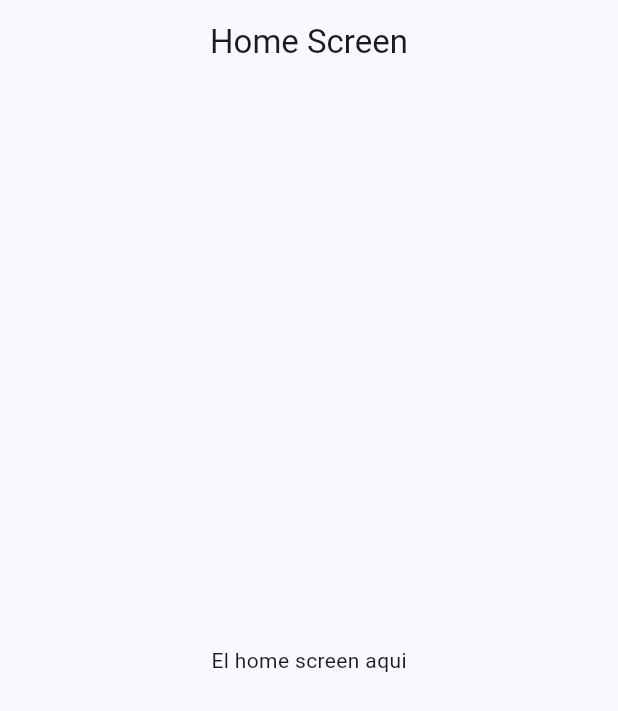
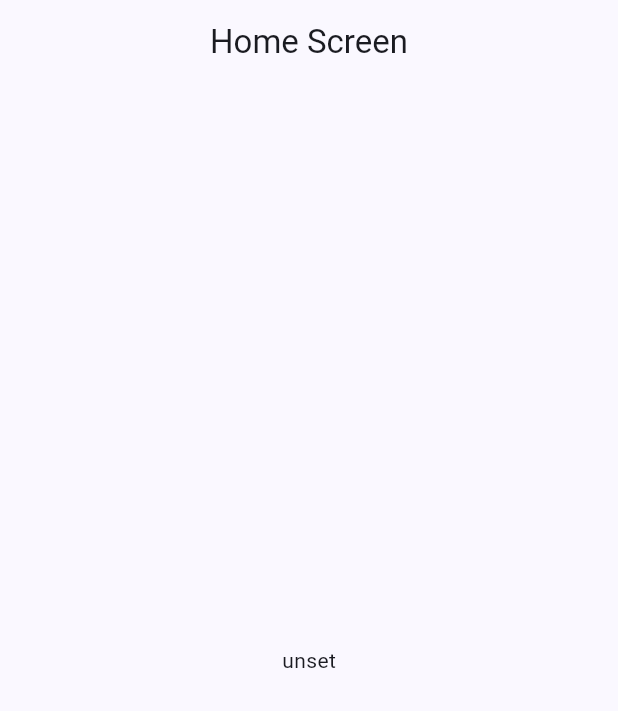
Before and after one commit to josel0909/cinemapedia, a Flutter app: the screen it shows after launch, on a phone screen of 412 x 824 dp. Shown: the top 711 px of the screen. Run offline on Flutter 3.47's test engine with Material 3 defaults, Android fonts, the phone set to English and light mode, and no system bars; our stand-ins replace flutter_dotenv, go_router.

```diff
--- /dev/null
+++ b/lib/config/constants/enviroment.dart
@@ -0,0 +1,5 @@
+import 'package:flutter_dotenv/flutter_dotenv.dart';
+
+class Enviroment {
+  static String movieDbKey = dotenv.env['THE_MOVIEDB_KEY']?? 'No ha definido key en THE_MOVIEDB_KEY';
+}
--- a/lib/main.dart
+++ b/lib/main.dart
@@ -2,8 +2,10 @@ import 'package:flutter/material.dart';
 
 import 'package:cinemapedia/config/router/app_router.dart';
 import 'package:cinemapedia/config/theme/app_theme.dart';
+import 'package:flutter_dotenv/flutter_dotenv.dart';
 
-void main() {
+Future<void> main() async{
+  await dotenv.load(fileName: '.env');
   runApp(const MyApp());
 }
 
--- a/lib/presentation/screens/movies/home_screen.dart
+++ b/lib/presentation/screens/movies/home_screen.dart
@@ -1,3 +1,4 @@
+import 'package:cinemapedia/config/constants/enviroment.dart';
 import 'package:flutter/material.dart';
 
 class HomeScreen extends StatelessWidget {
@@ -15,7 +16,7 @@ class HomeScreen extends StatelessWidget {
         ),
       ),
       body: Center(
-        child: Text('El home screen aqui'),
+        child: Text(Enviroment.movieDbKey),
       ),
     );
   }
--- a/pubspec.yaml
+++ b/pubspec.yaml
@@ -35,6 +35,7 @@ dependencies:
   # Use with the CupertinoIcons class for iOS style icons.
   cupertino_icons: ^1.0.8
   go_router: ^16.0.0
+  flutter_dotenv: ^5.2.1
 
 dev_dependencies:
   flutter_test:
@@ -59,7 +60,8 @@ flutter:
   uses-material-design: true
 
   # To add assets to your application, add an assets section, like this:
-  # assets:
+  assets:
+      - .env
   #   - images/a_dot_burr.jpeg
   #   - images/a_dot_ham.jpeg
 
```
Also changed, not shown: pubspec.lock.
